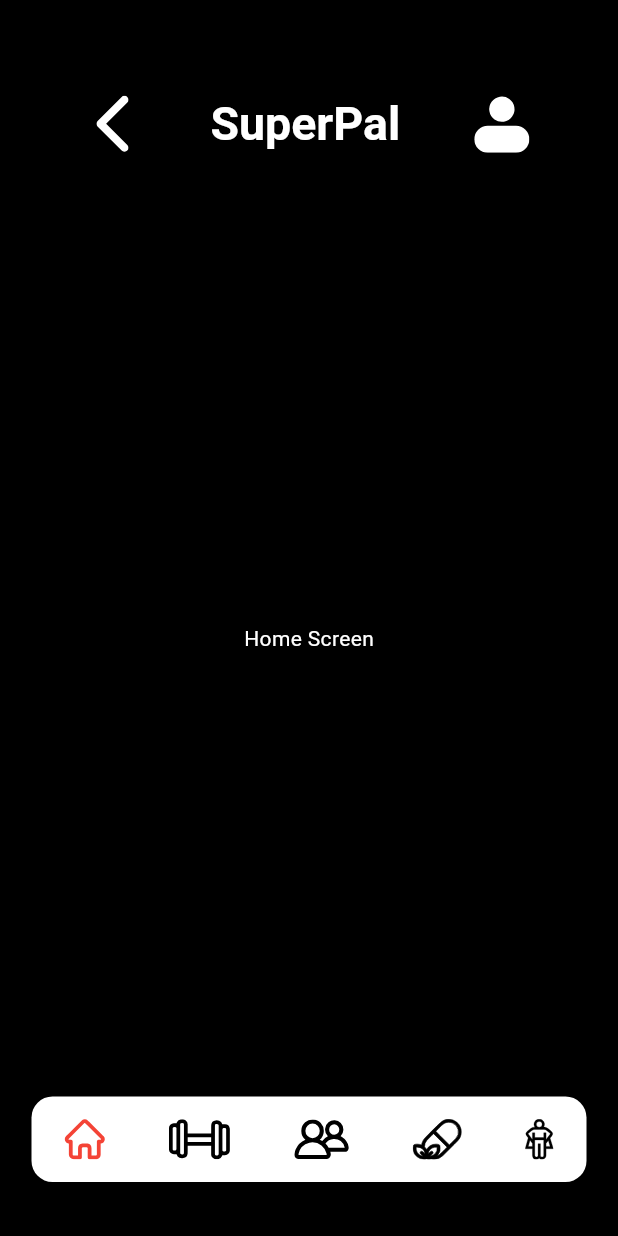
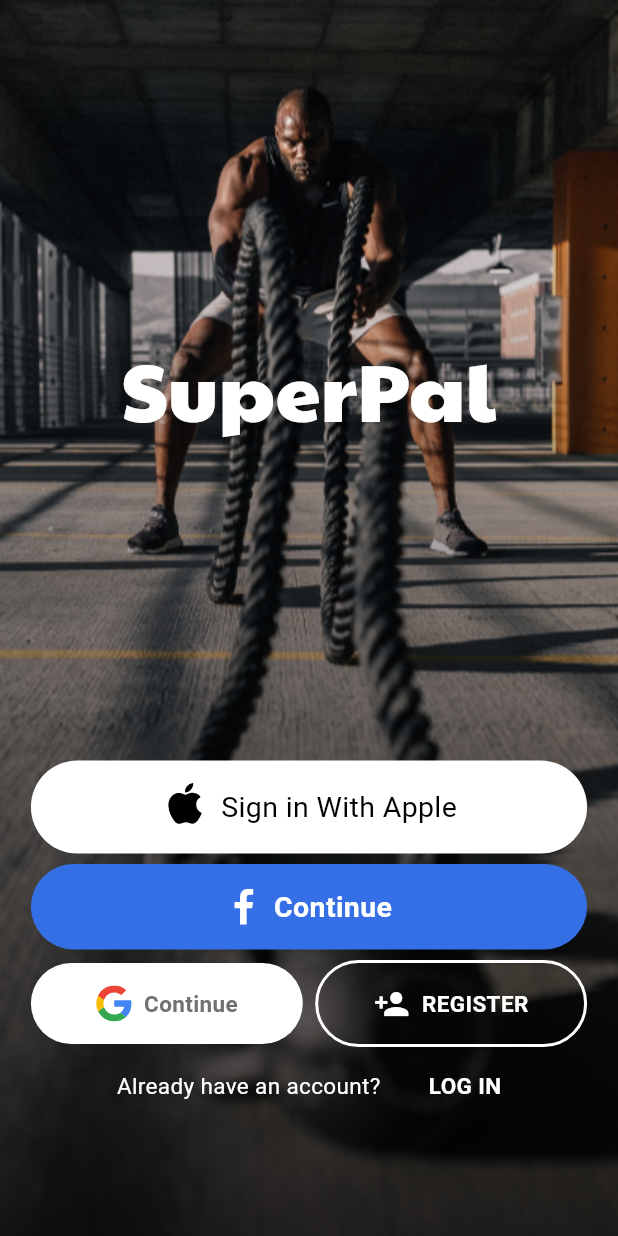
Before and after one commit to darkmuha/superpal-frontend, a Flutter app: the screen it shows after launch, on a phone screen of 412 x 824 dp. Run offline on Flutter 3.47's test engine with Material 3 defaults, Android fonts, the phone set to English and light mode, and no system bars; our stand-ins replace flutter_svg, get.

Commit message:
Welcome Screen
----------
 MAIN
 * Created the Design for the welcome Screen

----------
 NOTE
 * <specific note>

```diff
--- a/lib/components/common_layout.dart
+++ b/lib/components/common_layout.dart
@@ -13,11 +13,13 @@
 
   @override
   Widget build(BuildContext context) {
-    return Scaffold(
-      appBar: CustomAppBar(),
-      body: body,
-      bottomNavigationBar: CustomBottomNavigationBar(
-        selectedIndex: selectedIndex,
+    return SafeArea(
+      child: Scaffold(
+        appBar: CustomAppBar(),
+        body: body,
+        bottomNavigationBar: CustomBottomNavigationBar(
+          selectedIndex: selectedIndex,
+        ),
       ),
     );
   }
--- a/lib/components/custom_app_bar.dart
+++ b/lib/components/custom_app_bar.dart
@@ -4,7 +4,7 @@
 
 class CustomAppBar extends StatelessWidget implements PreferredSizeWidget {
   @override
-  Size get preferredSize => Size.fromHeight(120.0);
+  Size get preferredSize => Size.fromHeight(80.0);
 
   @override
   Widget build(BuildContext context) {
@@ -12,7 +12,8 @@
       automaticallyImplyLeading: false,
       toolbarHeight: preferredSize.height,
       backgroundColor: Colors.transparent,
-      elevation: 0.0, // Remove shadow
+      elevation: 0.0,
+      // Remove shadow
       shape: const RoundedRectangleBorder(
         borderRadius: BorderRadius.only(
           bottomLeft: Radius.circular(20.0),
@@ -25,9 +26,10 @@
           mainAxisAlignment: MainAxisAlignment.spaceBetween,
           children: [
             IconButton(
-              icon: SvgPicture.asset('assets/icons/arrow_left.svg', color: Colors.white),
+              icon: SvgPicture.asset('assets/icons/arrow_left.svg',
+                  color: Colors.white),
               onPressed: () {
-                  // Use Navigator.pop to navigate back
+                // Use Navigator.pop to navigate back
                 Get.back();
               },
             ),
@@ -40,7 +42,8 @@
                   fontWeight: FontWeight.bold),
             ),
             IconButton(
-              icon: SvgPicture.asset('assets/icons/account.svg', color: Colors.white),
+              icon: SvgPicture.asset('assets/icons/account.svg',
+                  color: Colors.white),
               onPressed: () {
                 Get.toNamed('/account');
               },
--- a/lib/main.dart
+++ b/lib/main.dart
@@ -6,6 +6,7 @@
 import 'screens/ranking.dart';
 import 'screens/superpal.dart';
 import 'screens/workout.dart';
+import 'screens/welcome.dart';
 
 void main() {
   runApp(const MyApp());
@@ -25,12 +26,17 @@
       theme: ThemeData(
         scaffoldBackgroundColor: Colors.black,
       ),
-      initialRoute: '/home',
+      initialRoute: '/',
       getPages: [
+        GetPage(
+          name: '/',
+          page: () => const WelcomeScreen(),
+          transition: Transition.fadeIn,
+        ),
         GetPage(
           name: '/home',
           page: () => const HomeScreen(),
-          transition: Transition.fade,
+          transition: Transition.fadeIn,
         ),
         GetPage(
           name: '/account',
--- /dev/null
+++ b/lib/screens/welcome.dart
@@ -0,0 +1,202 @@
+import 'package:flutter/material.dart';
+import 'package:flutter_svg/flutter_svg.dart';
+
+class WelcomeScreen extends StatelessWidget {
+  const WelcomeScreen({Key? key});
+
+  @override
+  Widget build(BuildContext context) {
+    double screenWidth = MediaQuery.of(context).size.width;
+
+    return Scaffold(
+      body: SafeArea(
+        child: Stack(
+          children: [
+            Container(
+              decoration: const BoxDecoration(
+                image: DecorationImage(
+                  image: AssetImage(
+                      "assets/images/background_guy_rope_cropped.png"),
+                  fit: BoxFit.cover,
+                ),
+              ),
+            ),
+            Container(
+              decoration: BoxDecoration(
+                gradient: LinearGradient(
+                  begin: FractionalOffset.topCenter,
+                  end: FractionalOffset.bottomCenter,
+                  colors: [
+                    Colors.transparent,
+                    Colors.black.withOpacity(0.8),
+                  ],
+                ),
+              ),
+            ),
+            Center(
+              child: Column(
+                children: [
+                  const SizedBox(height: 220),
+
+                  // Title
+                  const Text(
+                    'SuperPal',
+                    style: TextStyle(
+                      color: Colors.white,
+                      fontSize: 54,
+                      fontFamily: 'PaytoneOne',
+                    ),
+                  ),
+
+                  const SizedBox(height: 210),
+
+                  // Apple Login
+                  Container(
+                    width: screenWidth * 0.9,
+                    padding: const EdgeInsets.all(15),
+                    decoration: BoxDecoration(
+                      color: Colors.white,
+                      borderRadius: BorderRadius.circular(35),
+                    ),
+                    child: Row(
+                      mainAxisAlignment: MainAxisAlignment.center,
+                      children: [
+                        SvgPicture.asset(
+                          "assets/icons/apple_logo.svg",
+                          width: 32,
+                          height: 32,
+                        ),
+                        const SizedBox(width: 8),
+                        const Text(
+                          'Sign in With Apple',
+                          style: TextStyle(color: Colors.black, fontSize: 19),
+                        ),
+                      ],
+                    ),
+                  ),
+
+                  const SizedBox(height: 7),
+
+                  // Facebook Login
+                  Container(
+                    width: screenWidth * 0.9,
+                    padding: const EdgeInsets.all(15),
+                    decoration: BoxDecoration(
+                      color: const Color(0xFF356FE5),
+                      borderRadius: BorderRadius.circular(35),
+                    ),
+                    child: Row(
+                      mainAxisAlignment: MainAxisAlignment.center,
+                      children: [
+                        SvgPicture.asset(
+                          "assets/icons/facebook_logo.svg",
+                          width: 24,
+                          height: 24,
+                          color: Colors.white,
+                        ),
+                        const SizedBox(width: 8),
+                        const Text(
+                          'Continue',
+                          style: TextStyle(
+                              color: Colors.white,
+                              fontSize: 19,
+                              fontWeight: FontWeight.bold),
+                        ),
+                      ],
+                    ),
+                  ),
+
+                  const SizedBox(height: 7),
+
+                  // Google Sign-In & Register
+                  SizedBox(
+                      width: screenWidth * 0.9,
+                      child: Row(
+                        mainAxisAlignment: MainAxisAlignment.spaceBetween,
+                        children: [
+                          // Google Sign-In
+                          Container(
+                            width: screenWidth * 0.44,
+                            padding: const EdgeInsets.all(15),
+                            decoration: BoxDecoration(
+                              color: Colors.white,
+                              borderRadius: BorderRadius.circular(35),
+                            ),
+                            child: Row(
+                              mainAxisAlignment: MainAxisAlignment.center,
+                              children: [
+                                SvgPicture.asset(
+                                  "assets/icons/google_icon_logo.svg",
+                                  width: 24,
+                                  height: 24,
+                                ),
+                                const SizedBox(width: 8),
+                                const Text(
+                                  'Continue',
+                                  style: TextStyle(
+                                      color: Color(0xFF707070),
+                                      fontSize: 15,
+                                      fontWeight: FontWeight.bold),
+                                ),
+                              ],
+                            ),
+                          ),
+
+                          const SizedBox(height: 7),
+
+                          // Register
+                          Container(
+                            width: screenWidth * 0.44,
+                            padding: const EdgeInsets.all(15),
+                            decoration: BoxDecoration(
+                              color: Colors.transparent,
+                              borderRadius: BorderRadius.circular(35),
+                              border: Border.all(
+                                color: Colors.white,
+                                width: 2.0,
+                              ),
+                            ),
+                            child: const Row(
+                              mainAxisAlignment: MainAxisAlignment.center,
+                              children: [
+                                Icon(
+                                  Icons.person_add,
+                                  color: Colors.white,
+                                  size: 24,
+                                ),
+                                SizedBox(width: 8),
+                                Text(
+                                  'REGISTER',
+                                  style: TextStyle(
+                                      color: Colors.white,
+                                      fontSize: 15,
+                                      fontWeight: FontWeight.bold),
+                                ),
+                              ],
+                            ),
+                          )
+                        ],
+                      )),
+                  const SizedBox(height: 15),
+                  const Row(
+                    mainAxisAlignment: MainAxisAlignment.center,
+                    children: [
+                      Text('Already have an account?',
+                          style: TextStyle(color: Colors.white, fontSize: 15)),
+                      SizedBox(width: 32),
+                      Text('LOG IN',
+                          style: TextStyle(
+                              color: Colors.white,
+                              fontSize: 15,
+                              fontWeight: FontWeight.bold)),
+                    ],
+                  )
+                ],
+              ),
+            ),
+          ],
+        ),
+      ),
+    );
+  }
+}
```
Also changed, not shown: assets/fonts/OFL.txt (added, +94 -0 lines), pubspec.yaml (+6 -4 lines), assets/fonts/PaytoneOne-Regular.ttf (added), assets/icons/apple-logo.svg (deleted), assets/icons/apple_logo.svg (added), assets/icons/facebook_logo.svg (added), assets/icons/google_icon_logo.svg (renamed from assets/icons/google-icon-logo.svg), assets/images/background_guy_rope.png (added), assets/images/background_guy_rope_cropped.png (added), lib/screens/login.dart (added).
